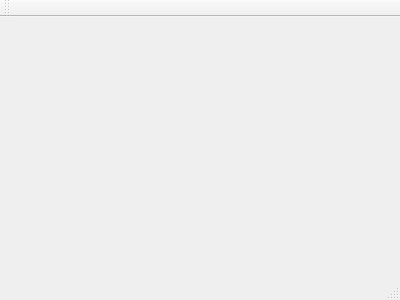
First picture: the form in Dark_HyperQt/mainwindow.ui, repository janderkkotlarski/Dark_Hypersquare, before the edit.
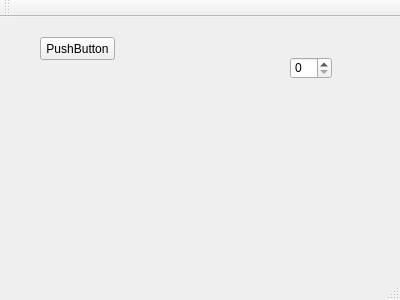
Second picture: the form after the edit.

Commit message: trying to implement qtwidgets but forgot how to ;_;

The edit to the form file:
```diff
--- a/Dark_HyperQt/mainwindow.ui
+++ b/Dark_HyperQt/mainwindow.ui
@@ -13,7 +13,31 @@
   <property name="windowTitle">
    <string>MainWindow</string>
   </property>
-  <widget class="QWidget" name="centralWidget"/>
+  <widget class="QWidget" name="centralWidget">
+   <widget class="QPushButton" name="pushButton">
+    <property name="geometry">
+     <rect>
+      <x>40</x>
+      <y>20</y>
+      <width>75</width>
+      <height>23</height>
+     </rect>
+    </property>
+    <property name="text">
+     <string>PushButton</string>
+    </property>
+   </widget>
+   <widget class="QSpinBox" name="spinBox">
+    <property name="geometry">
+     <rect>
+      <x>290</x>
+      <y>40</y>
+      <width>42</width>
+      <height>22</height>
+     </rect>
+    </property>
+   </widget>
+  </widget>
   <widget class="QMenuBar" name="menuBar">
    <property name="geometry">
     <rect>
```
Left out of the diff: 2 changed lines with no effect on the pictures.
